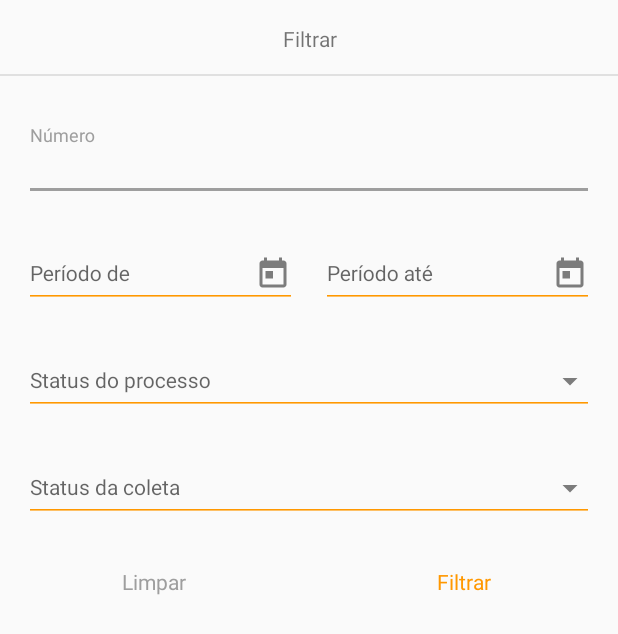
After one commit to elpwasys/GFIN_Cliente_Android, an Android app: the layout dialog_filtro.xml on its own in the app's theme, with its tools: preview values and no code run, on a phone screen of 412 x 824 dp. The commit adds this screen. Shown: the top 634 px of the screen. Run offline under Robolectric (Android 15) with nearby library versions, the phone set to English and light mode, and no system bars.

Commit message:
Pesquisa, status coleta

```diff
--- a/app/src/main/java/br/com/wasys/gfin/cheqfast/cliente/model/FiltroModel.java
+++ b/app/src/main/java/br/com/wasys/gfin/cheqfast/cliente/model/FiltroModel.java
@@ -8,4 +8,5 @@ public class FiltroModel {
 	public Date dataInicio;
 	public Date dataTermino;
 	public ProcessoModel.Status status;
+	public ProcessoModel.Coleta coleta;
 }
--- /dev/null
+++ b/app/src/main/res/layout/dialog_filtro.xml
@@ -0,0 +1,134 @@
+<?xml version="1.0" encoding="utf-8"?>
+<LinearLayout xmlns:android="http://schemas.android.com/apk/res/android"
+    android:layout_width="match_parent"
+    android:layout_height="wrap_content"
+    android:orientation="vertical">
+
+    <TextView
+        android:id="@+id/text_title"
+        android:layout_width="match_parent"
+        android:layout_height="wrap_content"
+        android:gravity="center"
+        android:text="@string/filtrar"
+        android:padding="@dimen/activity_padding"
+        android:textAppearance="?android:attr/textAppearanceSmall"
+        android:background="@drawable/bg_caption" />
+
+    <ScrollView
+        android:layout_width="match_parent"
+        android:layout_height="0dp"
+        android:layout_weight="1">
+
+        <LinearLayout
+            android:layout_width="match_parent"
+            android:layout_height="wrap_content"
+            android:orientation="vertical"
+            android:padding="@dimen/activity_padding">
+
+            <android.support.design.widget.TextInputLayout
+                android:layout_width="match_parent"
+                android:layout_height="wrap_content"
+                android:layout_marginTop="@dimen/default_margin">
+
+                <br.com.wasys.gfin.cheqfast.cliente.widget.AppNumberEditText
+                    android:id="@+id/edit_numero"
+                    android:layout_width="match_parent"
+                    android:layout_height="wrap_content"
+                    android:hint="@string/numero"/>
+
+            </android.support.design.widget.TextInputLayout>
+
+            <LinearLayout
+                android:layout_width="match_parent"
+                android:layout_height="wrap_content"
+                android:orientation="horizontal"
+                android:layout_marginTop="@dimen/default_margin">
+
+                <android.support.design.widget.TextInputLayout
+                    android:layout_width="0dp"
+                    android:layout_height="wrap_content"
+                    android:layout_weight="1"
+                    android:layout_marginRight="8dp">
+
+                    <br.com.wasys.gfin.cheqfast.cliente.widget.AppDateEditText
+                        android:id="@+id/edit_inicio"
+                        android:layout_width="match_parent"
+                        android:layout_height="wrap_content"
+                        android:hint="@string/periodo_de"/>
+
+                </android.support.design.widget.TextInputLayout>
+
+                <android.support.design.widget.TextInputLayout
+                    android:layout_width="0dp"
+                    android:layout_height="wrap_content"
+                    android:layout_weight="1"
+                    android:layout_marginLeft="8dp">
+
+                    <br.com.wasys.gfin.cheqfast.cliente.widget.AppDateEditText
+                        android:id="@+id/edit_termino"
+                        android:layout_width="match_parent"
+                        android:layout_height="wrap_content"
+                        android:hint="@string/periodo_ate"/>
+
+                </android.support.design.widget.TextInputLayout>
+            </LinearLayout>
+
+            <android.support.design.widget.TextInputLayout
+                android:id="@+id/layout_status"
+                android:layout_width="match_parent"
+                android:layout_height="wrap_content"
+                android:layout_marginTop="@dimen/default_margin">
+
+                <br.com.wasys.library.widget.AppSpinner
+                    android:id="@+id/spinner_status"
+                    android:layout_width="match_parent"
+                    android:layout_height="wrap_content"
+                    android:hint="@string/status_processo"
+                    style="@style/AppTheme.EditText" />
+
+            </android.support.design.widget.TextInputLayout>
+
+            <android.support.design.widget.TextInputLayout
+                android:layout_width="match_parent"
+                android:layout_height="wrap_content"
+                android:layout_marginTop="@dimen/default_margin">
+
+                <br.com.wasys.library.widget.AppSpinner
+                    android:id="@+id/spinner_coleta"
+                    android:layout_width="match_parent"
+                    android:layout_height="wrap_content"
+                    android:hint="@string/coleta_processo"
+                    style="@style/AppTheme.EditText" />
+
+            </android.support.design.widget.TextInputLayout>
+
+        </LinearLayout>
+
+    </ScrollView>
+
+    <LinearLayout
+        android:layout_width="match_parent"
+        android:layout_height="wrap_content"
+        android:orientation="horizontal">
+
+        <Button
+            android:id="@+id/button_limpar"
+            style="?android:attr/buttonBarStyle"
+            android:layout_width="0dp"
+            android:layout_height="wrap_content"
+            android:layout_weight="1"
+            android:text="@string/limpar"
+            android:textColor="@color/colorAccent" />
+
+        <Button
+            android:id="@+id/button_filtrar"
+            style="?android:attr/buttonBarStyle"
+            android:layout_width="0dp"
+            android:layout_height="wrap_content"
+            android:layout_weight="1"
+            android:text="@string/filtrar"
+            android:textColor="@color/colorPrimary" />
+
+    </LinearLayout>
+
+</LinearLayout>
--- a/app/src/main/res/layout/fragment_processo_novo.xml
+++ b/app/src/main/res/layout/fragment_processo_novo.xml
@@ -38,6 +38,7 @@
             android:src="@drawable/ic_fab_check"
             android:tint="@android:color/white"
             app:fab_colorNormal="@color/green_500"
+            app:fab_colorPressed="@color/green_800"
             app:fab_size="mini"
             app:fab_label="@string/finalizar" />
 
@@ -48,6 +49,7 @@
             android:src="@drawable/ic_fab_camera"
             android:tint="@android:color/white"
             app:fab_colorNormal="@color/blue_500"
+            app:fab_colorPressed="@color/blue_800"
             app:fab_size="mini"
             app:fab_label="@string/capturar" />
 
--- a/app/src/main/res/values/strings.xml
+++ b/app/src/main/res/values/strings.xml
@@ -39,6 +39,9 @@
     <string name="valor_cheque">Valor do cheque</string>
     <string name="valor_receber">Valor a receber</string>
     <string name="numero_dias">Nº de dias</string>
+    <string name="numero">Número</string>
+    <string name="periodo_de">Período de</string>
+    <string name="periodo_ate">Período até</string>
     <string name="network_not_available">Internet indisponível</string>>
     <string name="sim">Sim</string>
     <string name="nao">Não</string>
@@ -86,5 +89,12 @@
 
     <string name="msg_pesquisa_sem_resulta">Você ainda não possui cheques para troca.\n<b>Clique aqui</b> para cadastrar.</string>
     <string name="pesquisa">Pesquisa</string>
+    <string name="filtrar">Filtrar</string>
+    <string name="status_processo">Status do processo</string>
+    <string name="limpar">Limpar</string>
+    <string name="coleta_processo">Status da coleta</string>
+    <string name="atualizar">Atualizar</string>
+    <string name="ontem">Ontem</string>
+    <string name="anteontem">Anteontem</string>
 
 </resources>
```
Also changed, not shown: app/build.gradle (+4 -4 lines), app/src/main/java/br/com/wasys/gfin/cheqfast/cliente/Permission.java (+12 -9 lines), app/src/main/java/br/com/wasys/gfin/cheqfast/cliente/adapter/ProcessoAdapter.java (+32 -3 lines), app/src/main/java/br/com/wasys/gfin/cheqfast/cliente/dialog/FiltroDialog.java (added, +112 -0 lines), app/src/main/java/br/com/wasys/gfin/cheqfast/cliente/fragment/ProcessoPesquisaFragment.java (+42 -1 lines), app/src/main/java/br/com/wasys/gfin/cheqfast/cliente/model/ProcessoModel.java (+13 -4 lines), app/src/main/res/drawable/ic_bar_refresh.xml (added, +9 -0 lines), app/src/main/res/drawable/ic_bar_search.xml (added, +9 -0 lines), app/src/main/res/drawable/ic_bike.xml (added, +8 -0 lines), app/src/main/res/drawable/ic_database.xml (added, +8 -0 lines), app/src/main/res/drawable/ic_folder.xml (added, +8 -0 lines), app/src/main/res/layout/list_item_processo.xml (+30 -6 lines), app/src/main/res/menu/fragment_processo_pesquisa.xml (added, +19 -0 lines), library/src/main/java/br/com/wasys/library/utils/FieldUtils.java (+9 -0 lines).
